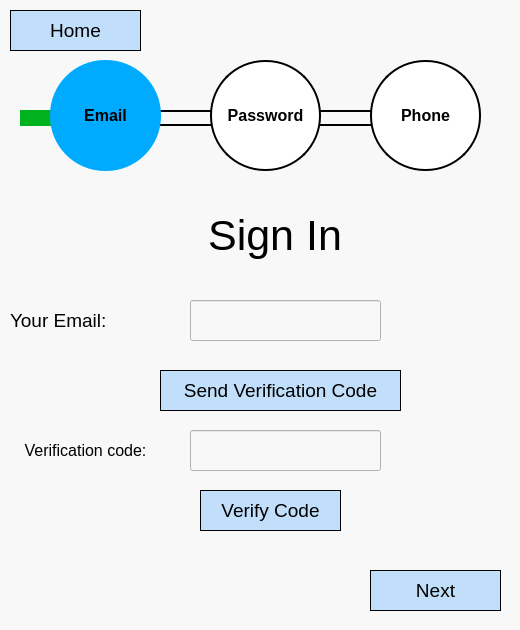
First picture: the form in UI_Files/Email Sign In.ui, repository StegoMailo/Desktop-App, before the edit.
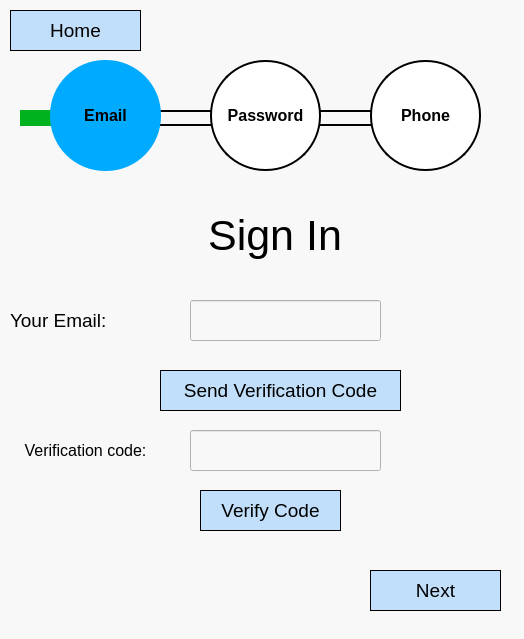
Second picture: the form after the edit.

Diff of the .ui file:
```diff
--- a/UI_Files/Email Sign In.ui
+++ b/UI_Files/Email Sign In.ui
@@ -6,8 +6,8 @@
    <rect>
     <x>0</x>
     <y>0</y>
-    <width>520</width>
-    <height>630</height>
+    <width>524</width>
+    <height>639</height>
    </rect>
   </property>
   <property name="windowTitle">
```
Left out of the diff: 4 changed lines with no effect on the pictures.
